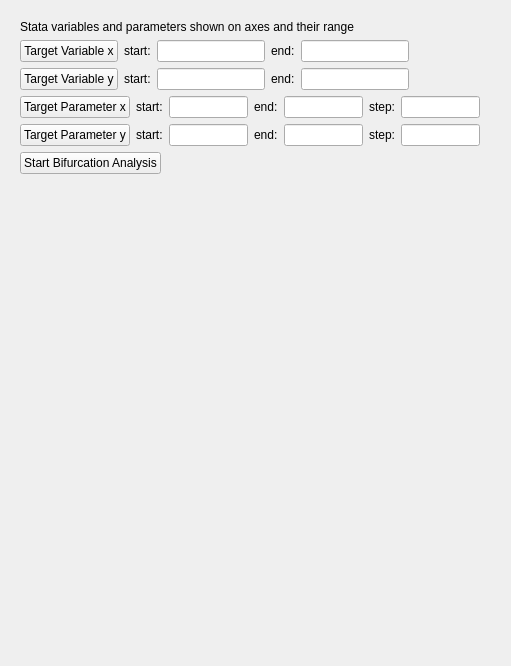
The window that zjb/gui/widgets/bifurcation_widget.ui (ZJBGroup/ZJB-GUI) describes before a commit, drawn with Qt 5.
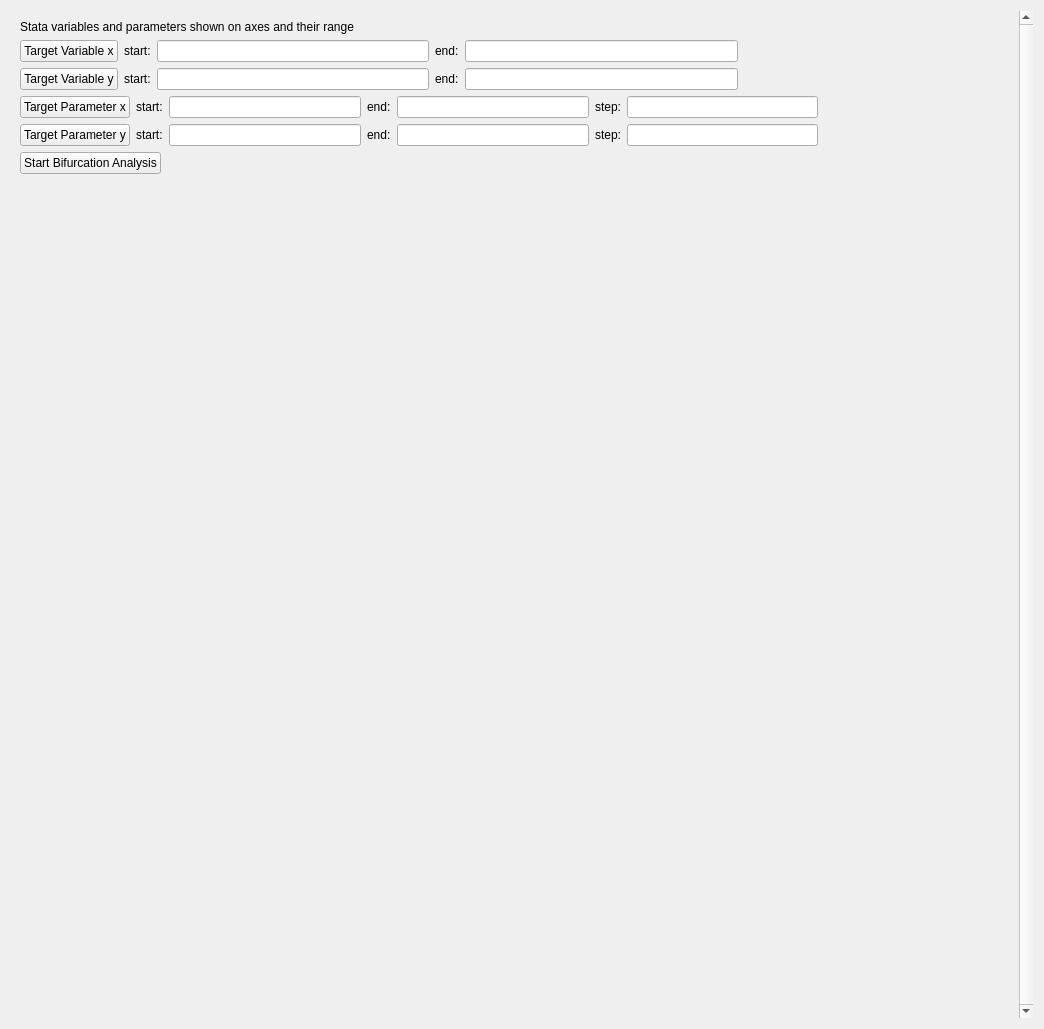
The same window after the commit. Custom widgets are drawn as their Qt base class.

Patch:
```diff
--- a/zjb/gui/widgets/bifurcation_widget.ui
+++ b/zjb/gui/widgets/bifurcation_widget.ui
@@ -6,8 +6,8 @@
    <rect>
     <x>0</x>
     <y>0</y>
-    <width>511</width>
-    <height>666</height>
+    <width>1044</width>
+    <height>1029</height>
    </rect>
   </property>
   <property name="windowTitle">
@@ -15,14 +15,26 @@
   </property>
   <layout class="QVBoxLayout" name="main_layout">
    <item>
-    <widget class="QWidget" name="container" native="true">
-     <property name="sizePolicy">
-      <sizepolicy hsizetype="Expanding" vsizetype="Expanding">
-       <horstretch>0</horstretch>
-       <verstretch>0</verstretch>
-      </sizepolicy>
+    <widget class="SmoothScrollArea" name="SmoothScrollArea">
+     <property name="frameShape">
+      <enum>QFrame::NoFrame</enum>
      </property>
-     <layout class="QVBoxLayout" name="main_layout_3">
+     <property name="verticalScrollBarPolicy">
+      <enum>Qt::ScrollBarAlwaysOn</enum>
+     </property>
+     <property name="widgetResizable">
+      <bool>true</bool>
+     </property>
+     <widget class="QWidget" name="scrollAreaWidgetContents_3">
+      <property name="geometry">
+       <rect>
+        <x>0</x>
+        <y>0</y>
+        <width>1009</width>
+        <height>1011</height>
+       </rect>
+      </property>
+      <layout class="QVBoxLayout" name="verticalLayout">
       <item>
        <widget class="StrongBodyLabel" name="StrongBodyLabel">
         <property name="text">
@@ -314,8 +326,8 @@
           </property>
           <property name="minimumSize">
            <size>
-            <width>100</width>
-            <height>100</height>
+             <width>300</width>
+             <height>300</height>
            </size>
           </property>
          </widget>
@@ -330,8 +342,8 @@
           </property>
           <property name="minimumSize">
            <size>
-            <width>100</width>
-            <height>100</height>
+             <width>300</width>
+             <height>300</height>
            </size>
           </property>
          </widget>
@@ -346,12 +358,13 @@
         <property name="sizeHint" stdset="0">
          <size>
           <width>20</width>
-          <height>290</height>
+           <height>453</height>
          </size>
         </property>
        </spacer>
       </item>
      </layout>
+     </widget>
     </widget>
    </item>
   </layout>
@@ -372,6 +385,12 @@
    <extends>PushButton</extends>
    <header>qfluentwidgets</header>
   </customwidget>
+  <customwidget>
+   <class>SmoothScrollArea</class>
+   <extends>QScrollArea</extends>
+   <header>qfluentwidgets</header>
+   <container>1</container>
+  </customwidget>
   <customwidget>
    <class>StrongBodyLabel</class>
    <extends>QLabel</extends>
```
Lines whose indentation alone changed are shown as unchanged.
